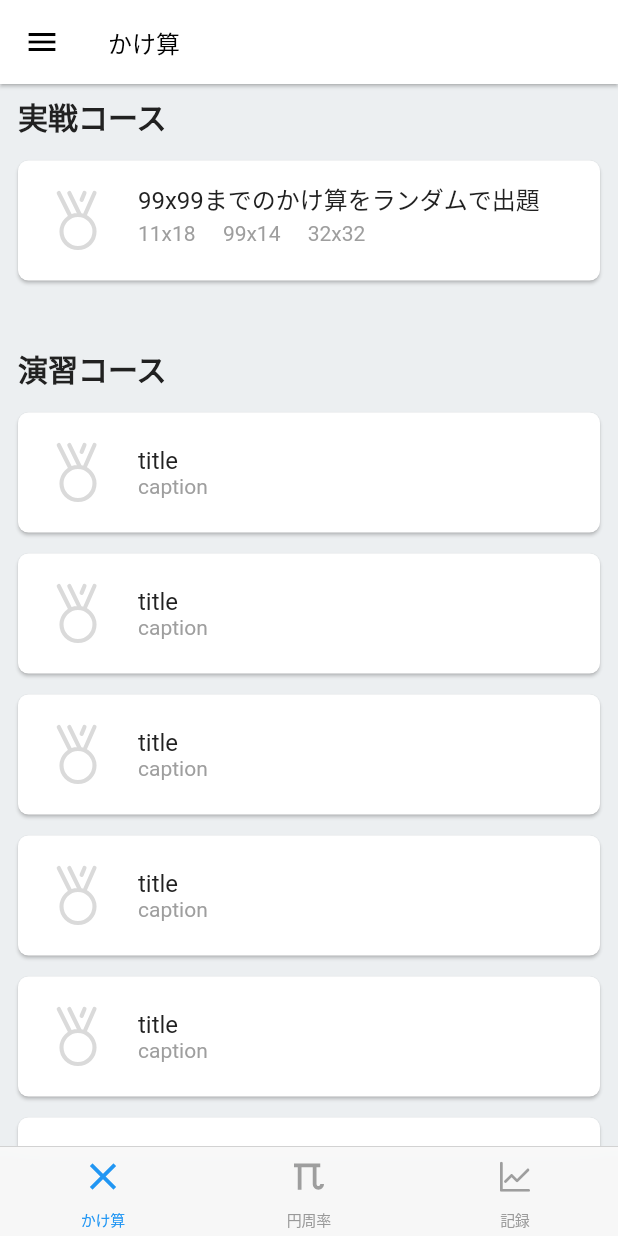
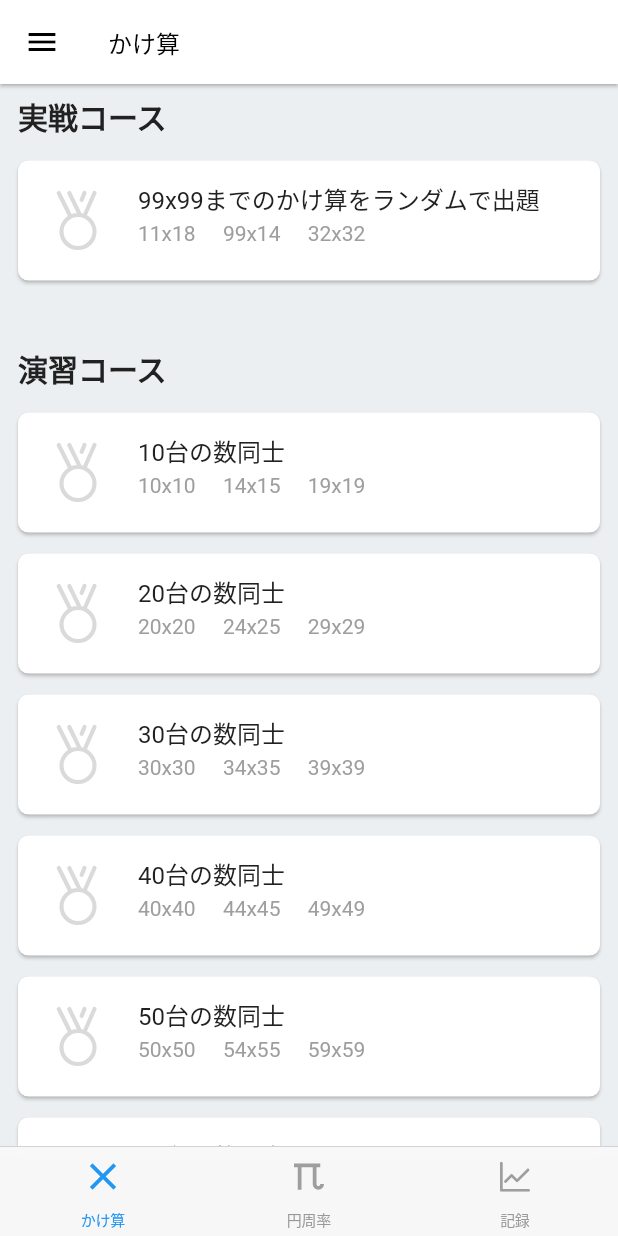
Before and after one commit to matsumo-and/Flutter_Pi_Memorization, a Flutter app: the screen it shows after launch, on a phone screen of 412 x 824 dp. Run offline on Flutter 3.47's test engine with Material 2 defaults, Android fonts, the phone set to English and light mode, and no system bars; our stand-ins replace flutter_riverpod, flutter_svg, google_fonts.

Commit message:
演習コースを追加

```diff
--- /dev/null
+++ b/lib/model/exercise_course.dart
@@ -0,0 +1,35 @@
+import 'package:flutter/material.dart';
+
+@immutable
+class ExcersiseCourse {
+  final int id;
+  final String title;
+  final String caption;
+  final List<int> multiplierList;
+  final List<int> multiplicandList;
+
+  const ExcersiseCourse({
+    required this.id,
+    required this.title,
+    required this.caption,
+    required this.multiplierList,
+    required this.multiplicandList,
+  });
+
+  static List<ExcersiseCourse> list() {
+    final List<ExcersiseCourse> tmpList = [];
+
+    //10台〜９０台同士のかけ算コース
+    for (int i = 1; i < 10; i++) {
+      tmpList.add(ExcersiseCourse(
+        id: 1000 + i,
+        title: '${i}0台の数同士',
+        caption: '${i}0x${i}0     ${i}4x${i}5     ${i}9x${i}9',
+        multiplierList: List<int>.generate(9, (index) => i * 10 + index),
+        multiplicandList: List<int>.generate(9, (index) => i * 10 + index),
+      ));
+    }
+
+    return tmpList;
+  }
+}
--- a/lib/view/multiplication/multiplication.dart
+++ b/lib/view/multiplication/multiplication.dart
@@ -1,4 +1,5 @@
 import 'package:flutter/material.dart';
+import 'package:flutter_pi_memorization/model/exercise_course.dart';
 import 'package:flutter_pi_memorization/model/medal.dart';
 import 'package:flutter_pi_memorization/view/multiplication/course_card.dart';
 
@@ -47,12 +48,10 @@ class Multiplication extends StatelessWidget {
               ),
             ),
           ),
-
-          ///TODO delete Sample Widget
-          for (int i = 0; i < 10; i++)
+          for (int i = 0; i < ExcersiseCourse.list().length; i++)
             CourseCard(
-              title: 'title',
-              caption: 'caption',
+              title: ExcersiseCourse.list()[i].title,
+              caption: ExcersiseCourse.list()[i].caption,
               onTap: () {},
             )
         ]),
```
